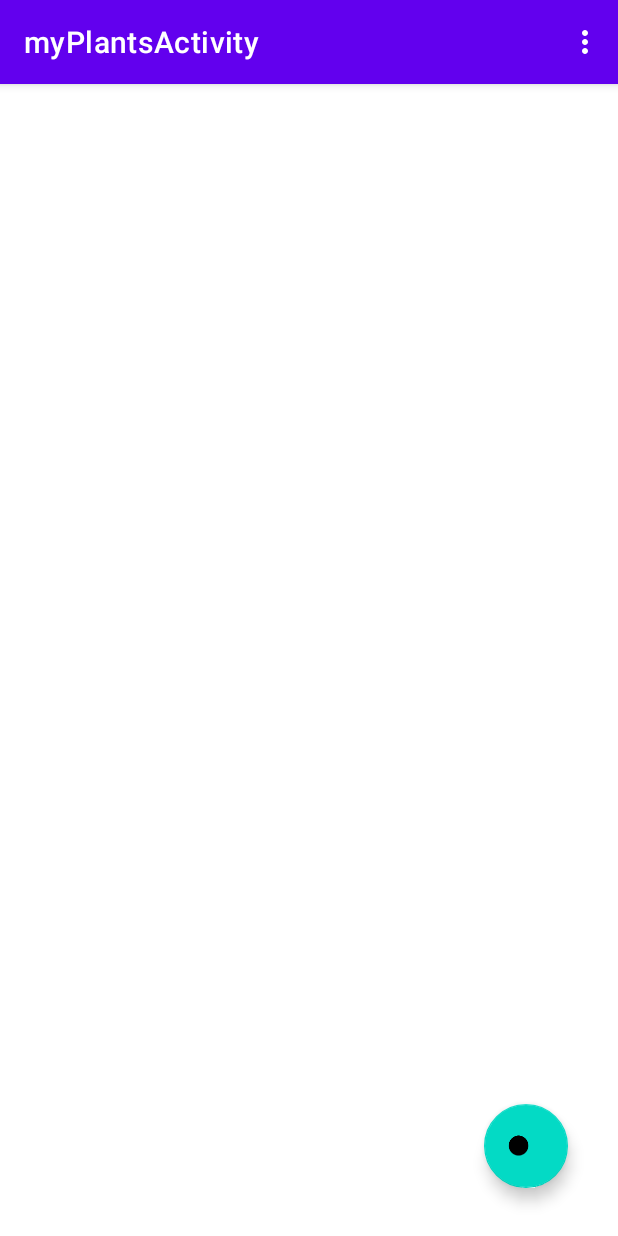
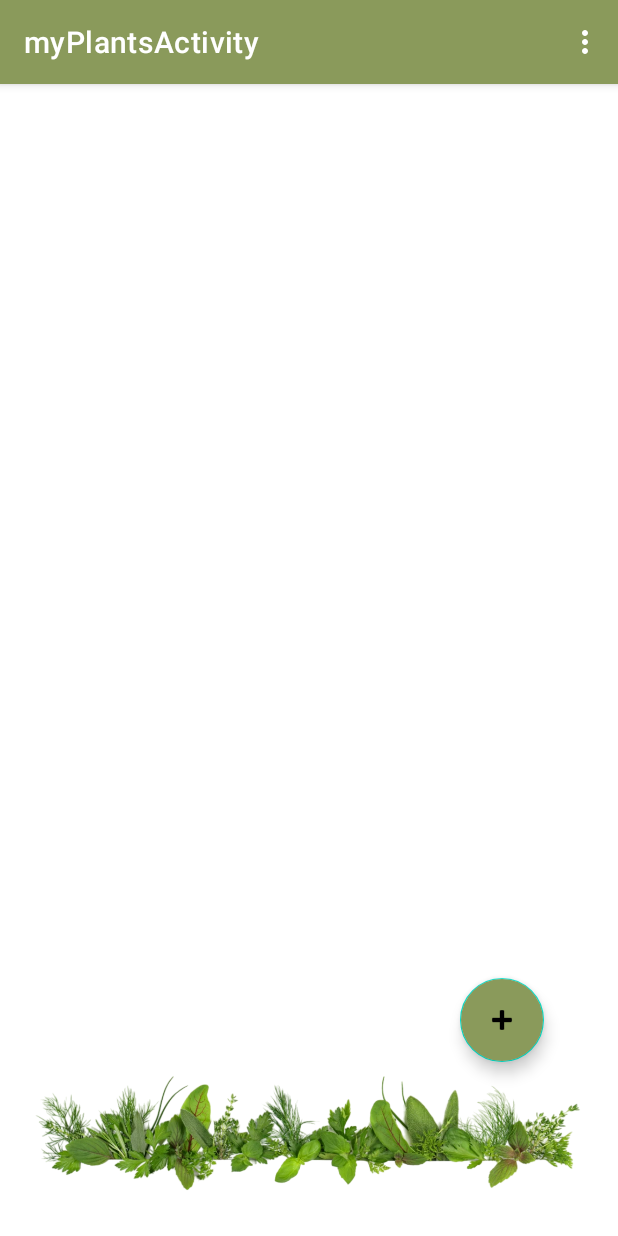
Before and after one commit to bananaslamjamma/Elec390_proj_demo, an Android app: the screen it shows after launch once a user with an empty profile is signed in (myPlantsActivity), on a phone screen of 412 x 824 dp. Run offline under Robolectric (Android 15) with nearby library versions, the light colour scheme and no system bars; our stand-ins replace Firebase (no records; nobody signed in at launch, a user with empty details on screens opened directly).

Commit message:
Fixed the frontend for the App

```diff
--- a/app/src/main/res/layout-w936dp/activity_login.xml
+++ b/app/src/main/res/layout-w936dp/activity_login.xml
@@ -20,7 +20,7 @@
         <EditText
             android:id="@+id/username"
             android:layout_width="0dp"
-            android:layout_height="wrap_content"
+            android:layout_height="48dp"
             android:layout_marginTop="96dp"
             android:hint="@string/prompt_email"
             android:inputType="textEmailAddress"
@@ -32,7 +32,7 @@
         <EditText
             android:id="@+id/password"
             android:layout_width="0dp"
-            android:layout_height="wrap_content"
+            android:layout_height="48dp"
             android:layout_marginTop="8dp"
             android:hint="@string/prompt_password"
             android:imeActionLabel="@string/action_sign_in_short"
--- a/app/src/main/res/layout/activity_myplants.xml
+++ b/app/src/main/res/layout/activity_myplants.xml
@@ -2,9 +2,22 @@
 <androidx.constraintlayout.widget.ConstraintLayout xmlns:android="http://schemas.android.com/apk/res/android"
     xmlns:app="http://schemas.android.com/apk/res-auto"
     xmlns:tools="http://schemas.android.com/tools"
+    android:id="@+id/container"
     android:layout_width="match_parent"
     android:layout_height="match_parent"
+    android:paddingLeft="@dimen/activity_horizontal_margin"
+    android:paddingTop="@dimen/activity_vertical_margin"
+    android:paddingRight="@dimen/activity_horizontal_margin"
+    android:paddingBottom="@dimen/activity_vertical_margin"
     tools:context=".myPlantsActivity">
+
+    <ImageView
+        android:layout_width="match_parent"
+        android:layout_height="100dp"
+        android:layout_alignParentBottom="true"
+        android:src="@drawable/footer_image"
+        app:layout_constraintBottom_toBottomOf="@+id/container">
+    </ImageView>
 
     <ScrollView
         android:id="@+id/scrollView2"
@@ -33,6 +46,7 @@
         android:layout_width="wrap_content"
         android:layout_height="wrap_content"
         android:layout_marginBottom="288dp"
+        android:backgroundTint="@color/moss_green"
         android:text="Logout"
         android:visibility="invisible"
         app:layout_constraintBottom_toBottomOf="parent"
@@ -56,12 +70,13 @@
         android:layout_width="77dp"
         android:layout_height="0dp"
         android:layout_marginEnd="33dp"
-        android:layout_marginBottom="32dp"
+        android:layout_marginBottom="100dp"
         android:clickable="true"
+        android:backgroundTint="@color/moss_green"
         app:layout_constraintBottom_toBottomOf="parent"
         app:layout_constraintEnd_toEndOf="parent"
         app:layout_constraintTop_toBottomOf="@+id/parent_layout"
-        app:srcCompat="@android:drawable/btn_plus"
+        app:srcCompat="@android:drawable/ic_input_add"
         tools:ignore="NotSibling" />
 
 </androidx.constraintlayout.widget.ConstraintLayout>
--- a/app/src/main/res/values/colors.xml
+++ b/app/src/main/res/values/colors.xml
@@ -7,4 +7,5 @@
     <color name="teal_700">#FF018786</color>
     <color name="black">#FF000000</color>
     <color name="white">#FFFFFFFF</color>
+    <color name="moss_green">#FF8A9A5B</color>
 </resources>
--- a/app/src/main/res/values/strings.xml
+++ b/app/src/main/res/values/strings.xml
@@ -1,5 +1,5 @@
 <resources>
-    <string name="app_name">Elec390_proj_demo</string>
+    <string name="app_name">Soil Sense</string>
     <!-- Strings related to login -->
     <string name="prompt_email">Email</string>
     <string name="prompt_password">Password</string>
--- a/app/src/main/res/values/themes.xml
+++ b/app/src/main/res/values/themes.xml
@@ -2,8 +2,8 @@
     <!-- Base application theme. -->
     <style name="Theme.Elec390_proj_demo" parent="Theme.MaterialComponents.DayNight.DarkActionBar">
         <!-- Primary brand color. -->
-        <item name="colorPrimary">@color/purple_500</item>
-        <item name="colorPrimaryVariant">@color/purple_700</item>
+        <item name="colorPrimary">@color/moss_green</item>
+        <item name="colorPrimaryVariant">@color/moss_green</item>
         <item name="colorOnPrimary">@color/white</item>
         <!-- Secondary brand color. -->
         <item name="colorSecondary">@color/teal_200</item>
```
Also changed, not shown: app/src/main/res/layout/activity_login.xml (+12 -2 lines), app/src/main/res/layout/activity_plant_profile.xml (+19 -7 lines), app/src/main/res/layout/activity_plant_registration.xml (+14 -3 lines), app/src/main/res/layout/activity_register.xml (+12 -3 lines), app/src/main/res/layout/custom_dialog.xml (+7 -3 lines), app/src/main/res/layout/plant_profile_dialog.xml (+6 -2 lines), app/src/main/res/drawable/footer_image.png (added).
